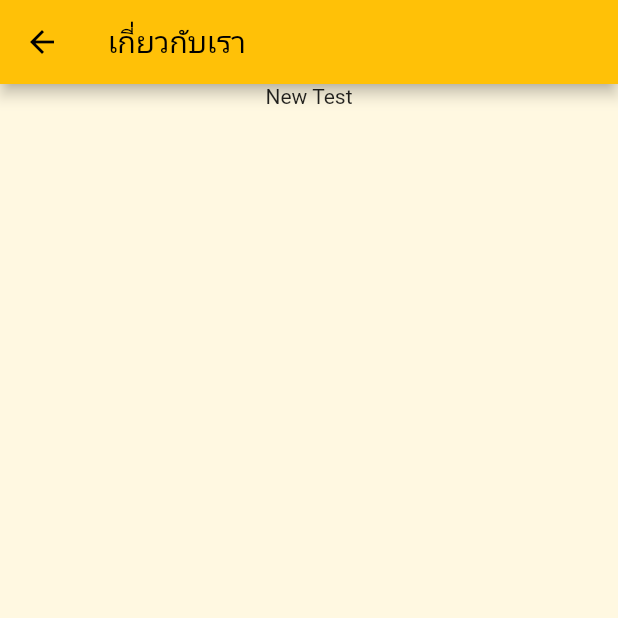
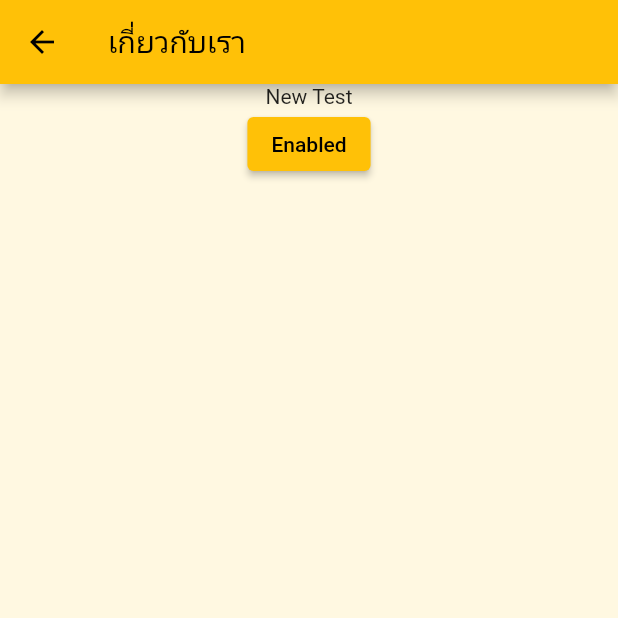
Before and after one commit to boss29024/Newtest, a Flutter app: the AboutPage screen opened by its route, on a phone screen of 412 x 824 dp, the top half of it. Run offline on Flutter 3.47's test engine with Material 2 defaults, Android fonts, the phone set to English and light mode, and no system bars.

Commit message:
ElevatedButton

```diff
--- a/lib/page/AboutPage.dart
+++ b/lib/page/AboutPage.dart
@@ -16,8 +16,10 @@ class _AboutPageState extends State<AboutPage> {
       ),
       body: Center(
         child: Column(
-          children: const [
-            Text('New Test'),
+          children: [
+            const Text('New Test'),
+            ElevatedButton(onPressed: () {},
+            child: const Text('Enabled'),)
           ],
         ),
       ),
```
